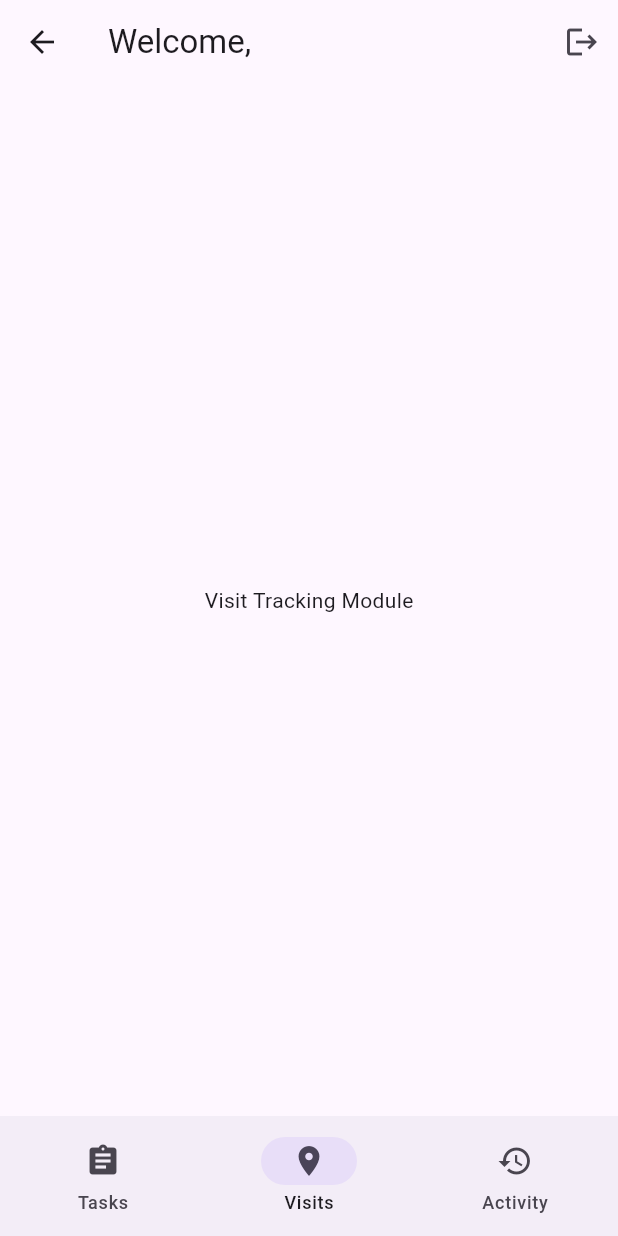
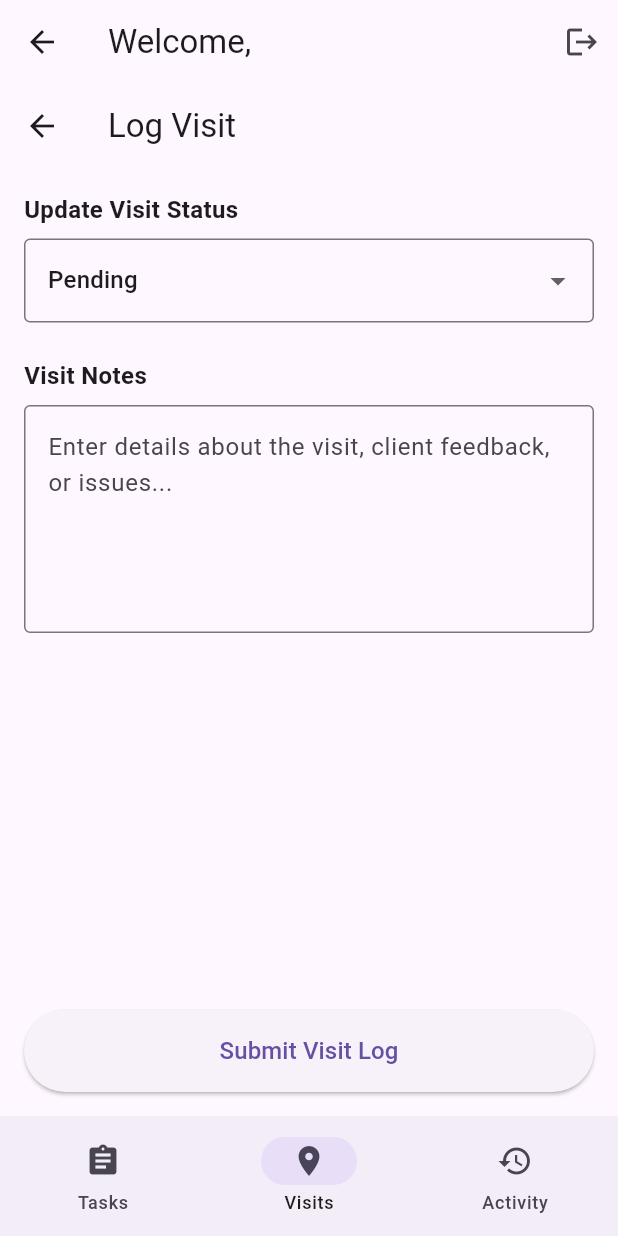
Before and after one commit to rishabhaiml/field_task_and_visit_tracking, a Flutter app: the DashboardScreen screen opened by its route, item 2 of the bottom bar chosen, on a phone screen of 412 x 824 dp. Run offline on Flutter 3.47's test engine with Material 3 defaults, Android fonts, the phone set to English and light mode, and no system bars; our stand-ins replace get; accounts and stored records are empty.

Commit message:
visit done
Co-authored-by: Copilot <copilot@github.com>

```diff
--- a/lib/features/dashboard/views/dashboard_screen.dart
+++ b/lib/features/dashboard/views/dashboard_screen.dart
@@ -1,4 +1,5 @@
 import 'package:field_task_and_visit_tracking/features/tasks/views/task_list_screen.dart';
+import 'package:field_task_and_visit_tracking/features/visits/views/visit_form_screen.dart';
 import 'package:flutter/material.dart';
 import 'package:get/get.dart';
 import '../../authentication/controllers/auth_controller.dart';
@@ -81,12 +82,11 @@ class DashboardScreen extends StatelessWidget {
   }
 
   List<Widget> _buildScreens(UserRole role) {
-    List<Widget> screens = [
-      const TaskListScreen(), // Replaced the placeholder!
-    ];
+    List<Widget> screens = [const TaskListScreen()];
 
     if (role == UserRole.fieldAgent) {
-      screens.add(const Center(child: Text('Visit Tracking Module')));
+      // Plug the new screen into the Visits tab
+      screens.add(const VisitFormScreen());
     }
 
     screens.add(const Center(child: Text('Activity History Module')));
--- a/lib/features/visits/controllers/visit_controller.dart
+++ b/lib/features/visits/controllers/visit_controller.dart
@@ -0,0 +1,76 @@
+import 'package:flutter/material.dart';
+import 'package:get/get.dart';
+import '../../../data/models/visit_model.dart';
+import '../../../data/services/mock_data_service.dart';
+import '../../authentication/controllers/auth_controller.dart';
+
+class VisitController extends GetxController {
+  final MockDataService _dataService = Get.find<MockDataService>();
+  final AuthController _authController = Get.find<AuthController>();
+
+  // Form Controllers
+  final notesController = TextEditingController();
+
+  // State
+  final isSubmitting = false.obs;
+  final visitStatus = 'Pending'.obs; // Could be Pending, In Progress, Completed
+
+  @override
+  void onClose() {
+    notesController.dispose();
+    super.onClose();
+  }
+
+  void updateStatus(String status) {
+    visitStatus.value = status;
+  }
+
+  Future<void> submitVisit(String taskId) async {
+    final notes = notesController.text.trim();
+    final currentUser = _authController.currentUser.value;
+
+    if (notes.isEmpty) {
+      Get.snackbar(
+        'Error',
+        'Visit notes cannot be empty.',
+        snackPosition: SnackPosition.BOTTOM,
+        backgroundColor: Colors.redAccent,
+        colorText: Colors.white,
+      );
+      return;
+    }
+
+    if (currentUser == null) return;
+
+    isSubmitting.value = true;
+
+    // ⏳ Simulate network delay for submission
+    await Future.delayed(const Duration(seconds: 1));
+
+    // Create a new visit record
+    final newVisit = VisitModel(
+      id: 'v_${DateTime.now().millisecondsSinceEpoch}',
+      taskId: taskId,
+      agentId: currentUser.id,
+      notes: notes,
+      // We will populate mockAiInsight in the next step!
+    );
+
+    // Save to our mock database
+    _dataService.visits.add(newVisit);
+
+    isSubmitting.value = false;
+
+    // Clear the form and show success
+    notesController.clear();
+    visitStatus.value = 'Completed';
+
+    Get.snackbar(
+      'Success',
+      'Visit logged successfully!',
+      snackPosition: SnackPosition.BOTTOM,
+      backgroundColor: Colors.green,
+      colorText: Colors.white,
+    );
+  }
+}
--- a/lib/features/visits/views/visit_form_screen.dart
+++ b/lib/features/visits/views/visit_form_screen.dart
@@ -0,0 +1,91 @@
+import 'package:flutter/material.dart';
+import 'package:get/get.dart';
+import '../controllers/visit_controller.dart';
+
+class VisitFormScreen extends StatelessWidget {
+  // In a real flow, you'd pass the specific Task ID this visit belongs to
+  final String taskId;
+
+  const VisitFormScreen({super.key, this.taskId = 't1'});
+
+  @override
+  Widget build(BuildContext context) {
+    final VisitController controller = Get.put(VisitController());
+
+    return Scaffold(
+      appBar: AppBar(title: const Text('Log Visit')),
+      body: Padding(
+        padding: const EdgeInsets.all(16.0),
+        child: Column(
+          crossAxisAlignment: CrossAxisAlignment.stretch,
+          children: [
+            const Text(
+              'Update Visit Status',
+              style: TextStyle(fontSize: 16, fontWeight: FontWeight.bold),
+            ),
+            const SizedBox(height: 8),
+
+            // Reactive Dropdown for Status
+            Obx(
+              () => DropdownButtonFormField<String>(
+                value: controller.visitStatus.value,
+                decoration: const InputDecoration(border: OutlineInputBorder()),
+                items: ['Pending', 'In Progress', 'Completed']
+                    .map(
+                      (status) =>
+                          DropdownMenuItem(value: status, child: Text(status)),
+                    )
+                    .toList(),
+                onChanged: (value) {
+                  if (value != null) controller.updateStatus(value);
+                },
+              ),
+            ),
+
+            const SizedBox(height: 24),
+            const Text(
+              'Visit Notes',
+              style: TextStyle(fontSize: 16, fontWeight: FontWeight.bold),
+            ),
+            const SizedBox(height: 8),
+
+            // Notes Text Field
+            TextField(
+              controller: controller.notesController,
+              maxLines: 5,
+              decoration: const InputDecoration(
+                hintText:
+                    'Enter details about the visit, client feedback, or issues...',
+                border: OutlineInputBorder(),
+              ),
+            ),
+
+            const Spacer(),
+
+            // Reactive Submit Button
+            Obx(
+              () => ElevatedButton(
+                onPressed: controller.isSubmitting.value
+                    ? null
+                    : () => controller.submitVisit(taskId),
+                style: ElevatedButton.styleFrom(
+                  padding: const EdgeInsets.symmetric(vertical: 16),
+                ),
+                child: controller.isSubmitting.value
+                    ? const SizedBox(
+                        height: 20,
+                        width: 20,
+                        child: CircularProgressIndicator(strokeWidth: 2),
+                      )
+                    : const Text(
+                        'Submit Visit Log',
+                        style: TextStyle(fontSize: 16),
+                      ),
+              ),
+            ),
+          ],
+        ),
+      ),
+    );
+  }
+}
```
